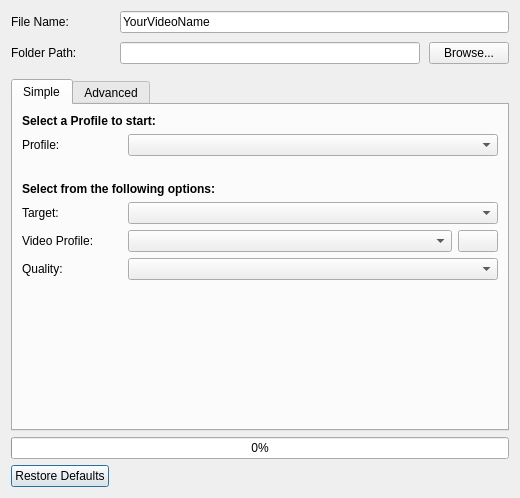
This is src/windows/ui/export.ui in OpenShot/openshot-qt as Qt 5 draws it before an edit. The edited form follows.
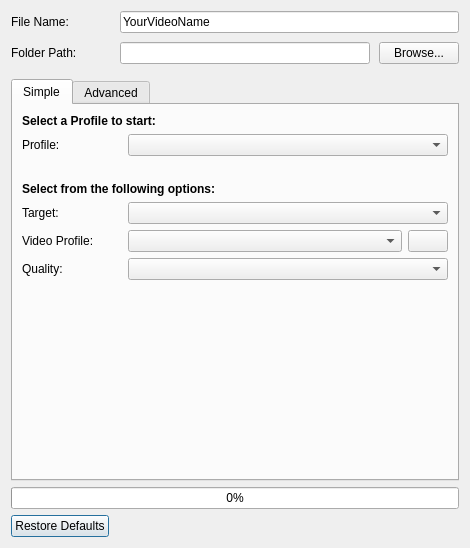
This is the edited form. Icons and pictures are not drawn. Custom widgets are drawn as their Qt base class.

Commit message: Open the export dialog at 470x548

```diff
--- a/src/windows/ui/export.ui
+++ b/src/windows/ui/export.ui
@@ -6,8 +6,8 @@
    <rect>
     <x>0</x>
     <y>0</y>
-    <width>520</width>
-    <height>498</height>
+    <width>470</width>
+    <height>548</height>
    </rect>
   </property>
   <property name="sizePolicy">
```
